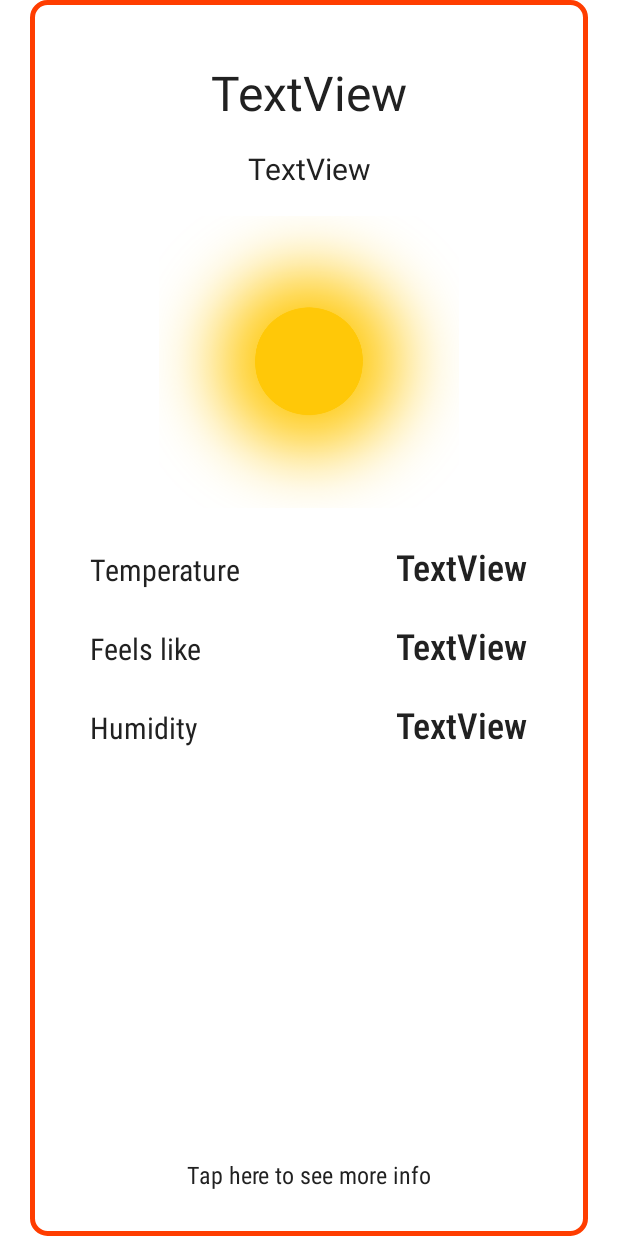
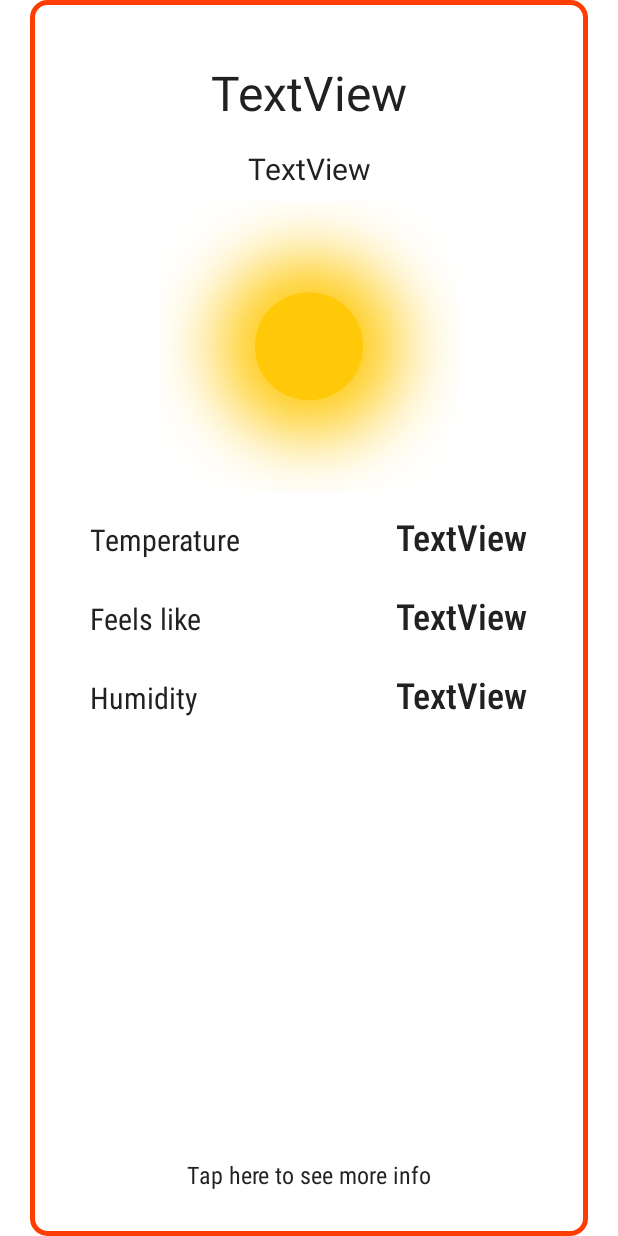
Before and after one commit to nothatcreative5/Mobile-Programming-HW2, an Android app: the layout weather_list.xml on its own in the app's theme, with its tools: preview values and no code run, on a phone screen of 412 x 824 dp. Run offline under Robolectric (Android 15) with nearby library versions, the phone set to English and light mode, and no system bars.

Commit message:
Minor changes

```diff
--- a/app/src/main/res/layout/weather_list.xml
+++ b/app/src/main/res/layout/weather_list.xml
@@ -40,7 +40,6 @@
         android:id="@+id/weatherIcon"
         android:layout_width="200dp"
         android:layout_height="200dp"
-        android:layout_marginTop="10dp"
         app:layout_constraintEnd_toEndOf="parent"
         app:layout_constraintStart_toStartOf="parent"
         app:layout_constraintTop_toBottomOf="@+id/dateTextView"
@@ -50,7 +49,6 @@
         android:id="@+id/temperatureLayout"
         android:layout_width="0dp"
         android:layout_height="wrap_content"
-        android:layout_marginTop="10dp"
         android:orientation="horizontal"
         android:paddingLeft="40dp"
         android:paddingRight="40dp"
@@ -70,8 +68,8 @@
 
         <Space
             android:layout_width="0dp"
-            android:layout_weight="1"
-            android:layout_height="match_parent" />
+            android:layout_height="match_parent"
+            android:layout_weight="1" />
 
         <TextView
             android:id="@+id/temperature"
```
